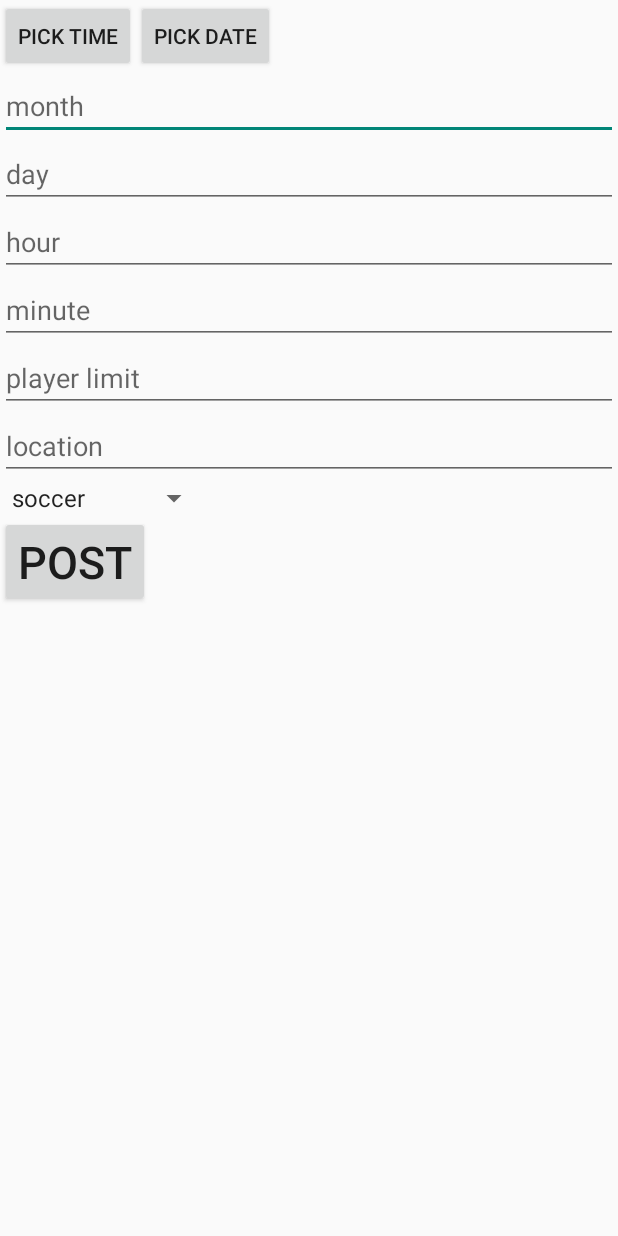
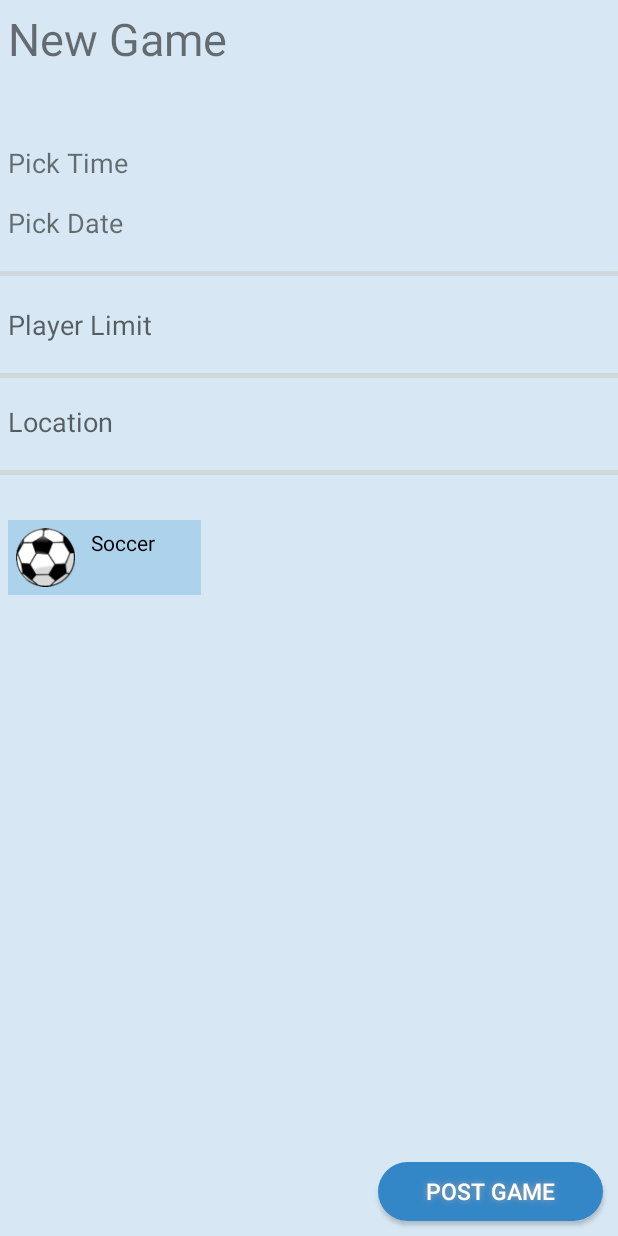
Before and after one commit to dstern95/RecLeague, an Android app: the PostGame screen opened directly, with no data from a screen before it, on a phone screen of 412 x 824 dp. Run offline under Robolectric (Android 15) with nearby library versions, the phone set to English and light mode, and no system bars; our stand-ins replace Firebase (no records; nobody signed in at launch, a user with empty details on screens opened directly).

Commit message:
completes Facebook functionality and updates PostGame layout

```diff
--- /dev/null
+++ b/app/src/main/java/com/example/recleague/CustomAdapter.java
@@ -0,0 +1,48 @@
+package com.example.recleague;
+
+import android.content.Context;
+import android.view.LayoutInflater;
+import android.view.View;
+import android.view.ViewGroup;
+import android.widget.BaseAdapter;
+import android.widget.ImageView;
+import android.widget.TextView;
+
+public class CustomAdapter extends BaseAdapter {
+    Context context;
+    int images[];
+    String[] sports;
+    LayoutInflater inflter;
+
+    public CustomAdapter(Context applicationContext, int[] flags, String[] countryNames) {
+        this.context = applicationContext;
+        this.images = flags;
+        this.sports = countryNames;
+        inflter = (LayoutInflater.from(applicationContext));
+    }
+
+    @Override
+    public int getCount() {
+        return images.length;
+    }
+
+    @Override
+    public Object getItem(int i) {
+        return null;
+    }
+
+    @Override
+    public long getItemId(int i) {
+        return 0;
+    }
+
+    @Override
+    public View getView(int i, View view, ViewGroup viewGroup) {
+        view = inflter.inflate(R.layout.custom_spinner_items, null);
+        ImageView icon = (ImageView) view.findViewById(R.id.imageView);
+        TextView names = (TextView) view.findViewById(R.id.spinner_item);
+        icon.setImageResource(images[i]);
+        names.setText(sports[i]);
+        return view;
+    }
+}
--- a/app/src/main/res/layout/activity_post_game.xml
+++ b/app/src/main/res/layout/activity_post_game.xml
@@ -5,88 +5,139 @@
     xmlns:tools="http://schemas.android.com/tools"
     android:layout_width="match_parent"
     android:layout_height="match_parent"
+    android:background="@color/background"
     tools:context="com.example.recleague.PostGame">
+
+    <TextView android:id="@+id/new_game_output"
+        android:layout_width="match_parent"
+        android:layout_height="wrap_content"
+
+        android:text="@string/new_game"
+        android:textSize="30sp"
+
+        android:layout_marginTop="5dp"
+        android:layout_marginLeft="5dp"
+        android:layout_marginStart="5dp"
+        android:layout_marginBottom="50dp"/>
+
+    <TextView android:id="@+id/ptime"
+        android:layout_width="match_parent"
+        android:layout_height="wrap_content"
+        android:layout_below="@+id/new_game_output"
+
+        android:text="@string/pick_time"
+        android:textSize="18sp"
+
+        android:onClick="showTimePickerDialog"
+
+        android:layout_marginLeft="5dp"
+        android:layout_marginStart="5dp"
+        />
+
+    <TextView android:id="@+id/pdate"
+        android:layout_width="match_parent"
+        android:layout_height="wrap_content"
+        android:layout_below="@+id/ptime"
+
+        android:text="@string/pick_date"
+        android:textSize="18sp"
+
+        android:onClick="showDatePickerDialog"
+
+        android:layout_marginLeft="5dp"
+        android:layout_marginStart="5dp"
+        android:layout_marginTop="15dp"
+        android:layout_marginBottom="20dp"
+        />
+
+    <View android:id="@+id/line1"
+        android:layout_width="fill_parent"
+        android:layout_height="3dp"
+        android:layout_below="@+id/pdate"
+        android:background="#cfd8dc" />
+
+    <EditText android:id="@+id/lim_text"
+        android:layout_width="fill_parent"
+        android:layout_height="wrap_content"
+        android:layout_below="@+id/line1"
+
+        android:hint="@string/player_limit"
+        android:inputType="number"
+        android:textSize="18sp"
+        android:background="@android:color/transparent"
+
+        android:layout_marginTop="20dp"
+        android:layout_marginBottom="20dp"
+        android:layout_marginLeft="5dp"
+        android:layout_marginStart="5dp"
+    />
+
+    <View android:id="@+id/line2"
+        android:layout_width="fill_parent"
+        android:layout_height="3dp"
+        android:layout_below="@+id/lim_text"
+        android:background="#cfd8dc" />
+
+    <EditText android:id="@+id/location_text"
+        android:layout_width="fill_parent"
+        android:layout_height="wrap_content"
+
+        android:layout_below="@+id/lim_text"
+        android:hint="@string/location"
+        android:textSize="18sp"
+        android:background="@android:color/transparent"
+
+        android:layout_marginTop="20dp"
+        android:layout_marginBottom="20dp"
+        android:layout_marginLeft="5dp"
+        android:layout_marginStart="5dp"
+    />
+
+    <View android:id="@+id/line3"
+        android:layout_width="fill_parent"
+        android:layout_height="3dp"
+        android:layout_below="@+id/location_text"
+        android:background="#cfd8dc" />
+
+    <Spinner android:id="@+id/sports"
+        android:layout_width="wrap_content"
+        android:layout_height="wrap_content"
+        android:layout_below="@+id/line3"
+
+        android:layout_marginTop="30dp"
+        android:layout_marginBottom="20dp"
+        android:layout_marginLeft="5dp"
+        android:layout_marginStart="5dp"
+
+        android:background="@color/background">
+
+
+    </Spinner>
+
+
+    <Button android:id="@+id/post_button"
+        android:text="@string/post_game"
+        android:textColor="#FFFFFF"
+        android:textSize="15sp"
+
+        android:layout_marginRight="10dp"
+        android:layout_marginEnd="10dp"
+        android:layout_marginBottom="10dp"
+        android:layout_alignParentRight="true"
+        android:layout_alignParentEnd="true"
+        android:layout_alignParentBottom="true"
+
+        android:layout_width="150dp"
+        android:layout_height="39dp"
+
+        android:background="@drawable/button_shape"
+        android:shadowColor="#A8A8A8"
+        android:shadowDx="0"
+        android:shadowDy="0"
+        android:shadowRadius="5"
+
+        android:onClick="create"/>
 
 
 
-    <Button
-        android:id="@+id/ptime"
-        android:layout_width="wrap_content"
-        android:layout_height="wrap_content"
-        android:text="pick time"
-        android:onClick="showTimePickerDialog" />
-    <Button
-        android:layout_width="wrap_content"
-        android:layout_height="wrap_content"
-        android:text="pick date"
-        android:onClick="showDatePickerDialog"
-        android:layout_toRightOf="@+id/ptime"
-        />
-
-    <EditText
-        android:layout_width="fill_parent"
-        android:layout_height="wrap_content"
-        android:id="@+id/month_text"
-        android:layout_below="@+id/ptime"
-        android:hint="month"
-        android:inputType="number"
-        />
-
-    <EditText
-        android:layout_width="fill_parent"
-        android:layout_height="wrap_content"
-        android:id="@+id/day_text"
-        android:layout_below="@+id/month_text"
-        android:hint="day"
-        android:inputType="number"
-        />
-
-    <EditText
-        android:layout_width="fill_parent"
-        android:layout_height="wrap_content"
-        android:id="@+id/hour_text"
-        android:layout_below="@+id/day_text"
-        android:hint="hour"
-        android:inputType="number"
-        />
-
-    <EditText
-        android:layout_width="fill_parent"
-        android:layout_height="wrap_content"
-        android:id="@+id/min_text"
-        android:layout_below="@+id/hour_text"
-        android:hint="minute"
-        android:inputType="number"
-        />
-
-    <EditText
-        android:layout_width="fill_parent"
-        android:layout_height="wrap_content"
-        android:id="@+id/lim_text"
-        android:layout_below="@+id/min_text"
-        android:hint="player limit"
-        android:inputType="number"
-        />
-    <EditText
-        android:layout_width="fill_parent"
-        android:layout_height="wrap_content"
-        android:id="@+id/location_text"
-        android:layout_below="@+id/lim_text"
-        android:hint="location"
-        />
-    <Spinner
-        android:id="@+id/sports"
-        android:layout_width="wrap_content"
-        android:layout_height="wrap_content"
-        android:layout_below="@+id/location_text">
-
-</Spinner>
-    <Button
-        android:layout_width="wrap_content"
-        android:layout_height="wrap_content"
-        android:textSize="30dp"
-        android:layout_below="@+id/sports"
-        android:text="post"
-        android:onClick="create"
-        />
 </RelativeLayout>
--- /dev/null
+++ b/app/src/main/res/layout/custom_spinner_items.xml
@@ -0,0 +1,25 @@
+<?xml version="1.0" encoding="utf-8"?>
+<LinearLayout xmlns:android="http://schemas.android.com/apk/res/android"
+    android:layout_width="match_parent"
+    android:layout_height="wrap_content"
+    android:orientation="horizontal">
+
+    <ImageView
+        android:id="@+id/imageView"
+        android:layout_width="50dp"
+        android:layout_height="50dp"
+        android:padding="5dp"
+        android:src="@mipmap/ic_launcher"
+        android:background="@color/background"/>
+
+    <TextView
+        android:id="@+id/spinner_item"
+        android:layout_width="fill_parent"
+        android:layout_height="fill_parent"
+        android:layout_gravity="center_vertical"
+        android:background="@color/background"
+        android:padding="5dp"
+        android:text="@string/spinner_default_text"
+        android:textColor="#000" />
+
+</LinearLayout>
--- a/app/src/main/res/values/colors.xml
+++ b/app/src/main/res/values/colors.xml
@@ -4,4 +4,5 @@
     <color name="colorPrimaryDark">#303F9F</color>
     <color name="colorAccent">#FF4081</color>
     <color name="background">#4a81b9e4</color>
+    <color name="header">#1e88e5</color>
 </resources>
--- a/app/src/main/res/values/strings.xml
+++ b/app/src/main/res/values/strings.xml
@@ -8,4 +8,14 @@
     <string name="google_button">Continue with Google</string>
     <string name="recleague_logo_description">RecLeague Logo</string>
     <string name="facebook_app_id">118468635370585</string>
+
+    <!-- TODO: Remove or change this placeholder text -->
+    <string name="hello_blank_fragment">Hello blank fragment</string>
+    <string name="new_game">New Game</string>
+    <string name="pick_time">Pick Time</string>
+    <string name="pick_date">Pick Date</string>
+    <string name="player_limit">Player Limit</string>
+    <string name="location">Location</string>
+    <string name="post_game">Post Game</string>
+    <string name="spinner_default_text">Demo</string>
 </resources>
```
Also changed, not shown: app/src/main/java/com/example/recleague/Login.java (+69 -0 lines), app/src/main/java/com/example/recleague/PostGame.java (+175 -31 lines), app/src/main/res/layout/activity_login.xml (+14 -31 lines), app/src/main/res/drawable/basketball.png (added), app/src/main/res/drawable/soccer.png (added), app/src/main/res/drawable/water_polo.png (added).
